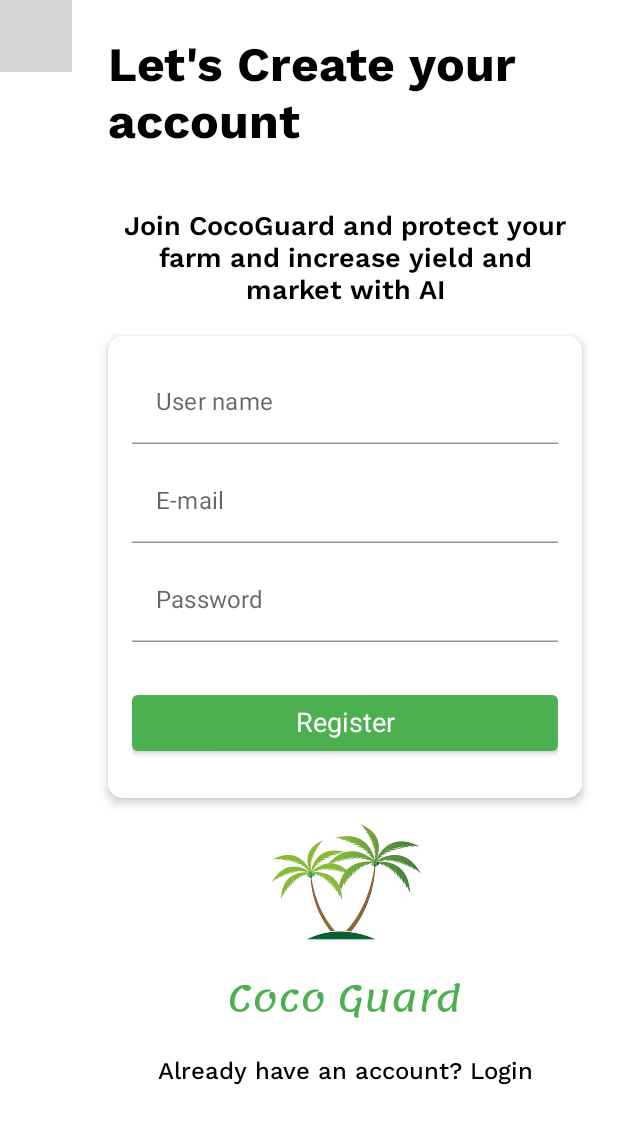
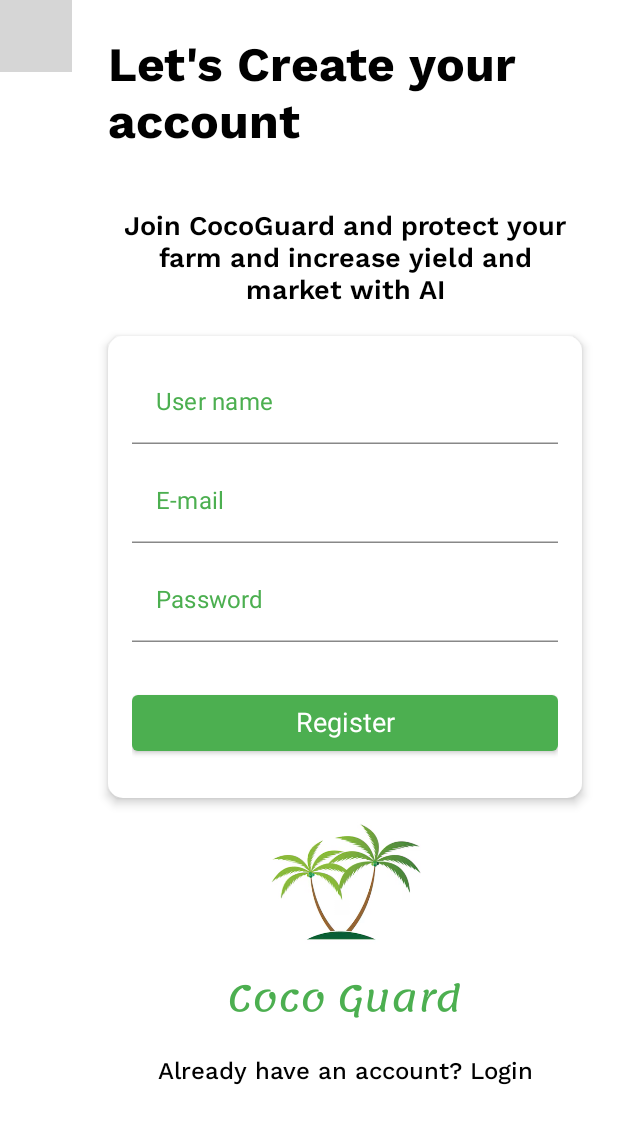
Before and after one commit to sathsaranigithub/Coco-Guard, an Android app built with Jetpack Compose: the RegisterPage screen opened through its navigation route, on a phone screen of 412 x 824 dp. Shown: the top 1124 px of the screen. Run offline under Robolectric (Android 15) with nearby library versions, the light colour scheme and no system bars; our stand-ins replace Compose Multiplatform resources, Firebase (no records; nobody signed in at launch, a user with empty details on screens opened directly); 2 statements that could not run were skipped; grey boxes are pictures that could not be loaded.

Commit message:
ui design fix
ui design fix

```diff
--- a/composeApp/src/commonMain/kotlin/org/example/cocoguard/screens/Home.kt
+++ b/composeApp/src/commonMain/kotlin/org/example/cocoguard/screens/Home.kt
@@ -61,7 +61,6 @@ fun HomeScreen(navController: NavController, loggedInEmail: String) {
     val showLogoutDialog = remember { mutableStateOf(false) }
     Column(modifier = Modifier.fillMaxSize()) {
 
-        // Non-scrollable main green card at the top
         Card(
             modifier = Modifier
                 .fillMaxWidth()
--- a/composeApp/src/commonMain/kotlin/org/example/cocoguard/screens/component/InputField.kt
+++ b/composeApp/src/commonMain/kotlin/org/example/cocoguard/screens/component/InputField.kt
@@ -22,7 +22,11 @@ fun InputField(
         visualTransformation = if (isPassword) PasswordVisualTransformation() else VisualTransformation.None,
         colors = TextFieldDefaults.textFieldColors(
             backgroundColor = Color.Transparent,
-            textColor = Color.Black
+            textColor = Color.Black,
+            focusedLabelColor = Color(0xFF4CAF50), // Color when focused
+            unfocusedLabelColor = Color(0xFF4CAF50), // Color when not focused
+            focusedIndicatorColor = Color(0xFF4CAF50), // Underline color when focused
+            unfocusedIndicatorColor = Color.Gray
         ),
         modifier = Modifier.fillMaxWidth()
     )
--- a/composeApp/src/commonMain/kotlin/org/example/cocoguard/screens/forecasting/ForecastingRecode.kt
+++ b/composeApp/src/commonMain/kotlin/org/example/cocoguard/screens/forecasting/ForecastingRecode.kt
@@ -77,7 +77,7 @@ fun ForecastingRecordScreen(navController: NavController, userEmail: String) {
                     .fillMaxSize(),
                 contentAlignment = Alignment.Center
             ) {
-                CircularProgressIndicator()
+                CircularProgressIndicator( color = Color(0xFF4CAF50))
             }
         } else if (errorMessage.isNotEmpty()) {
             Box(
--- a/composeApp/src/commonMain/kotlin/org/example/cocoguard/screens/yield/YieldRecode.kt
+++ b/composeApp/src/commonMain/kotlin/org/example/cocoguard/screens/yield/YieldRecode.kt
@@ -87,7 +87,7 @@ fun YieldRecordScreen(navController: NavController, userEmail: String) {
                     .fillMaxSize(),
                 contentAlignment = Alignment.Center
             ) {
-                CircularProgressIndicator()
+                CircularProgressIndicator( color = Color(0xFF4CAF50))
             }
         } else if (errorMessage.isNotEmpty()) {
             Box(
```
Also changed, not shown: composeApp/src/commonMain/kotlin/org/example/cocoguard/screens/disease/ImageUpload.kt (+13 -23 lines).
